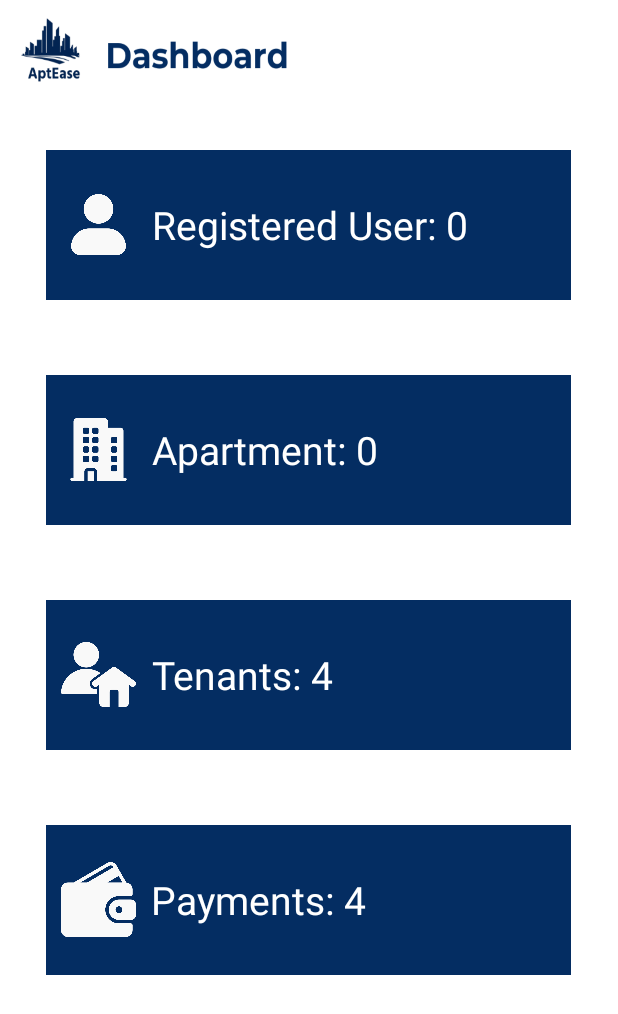
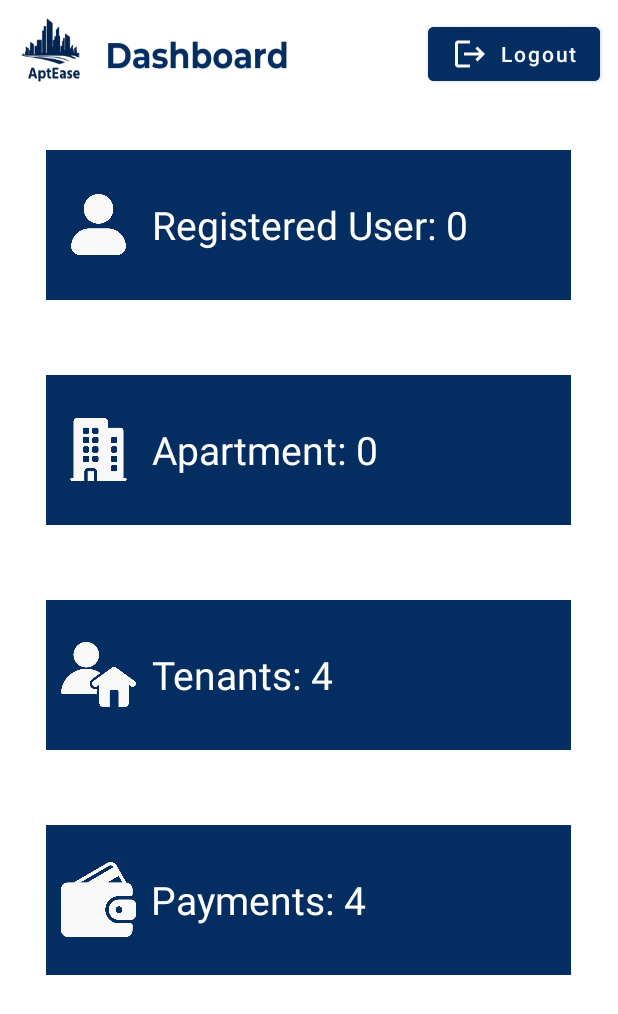
Before and after one commit to frmng/aptEase, an Android app: the layout fragment_main_dashboard.xml on its own in the app's theme, with its tools: preview values and no code run, on a phone screen of 412 x 824 dp. Shown: the top 1014 px of the screen. Run offline under Robolectric (Android 15) with nearby library versions, the phone set to English and light mode, and no system bars.

Commit message:
logout function added

```diff
--- a/app/build.gradle.kts
+++ b/app/build.gradle.kts
@@ -52,4 +52,6 @@ dependencies {
     androidTestImplementation("androidx.test.espresso:espresso-core:3.6.1")
 
     implementation ("com.github.bumptech.glide:glide:4.11.0")
+
+    implementation ("com.google.android.gms:play-services-auth:21.0.0")
 }
--- /dev/null
+++ b/app/src/main/res/drawable/logout.xml
@@ -0,0 +1,5 @@
+<vector xmlns:android="http://schemas.android.com/apk/res/android" android:autoMirrored="true" android:height="24dp" android:tint="#000000" android:viewportHeight="24" android:viewportWidth="24" android:width="24dp">
+
+    <path android:fillColor="@android:color/white" android:pathData="M17,7l-1.41,1.41L18.17,11H8v2h10.17l-2.58,2.58L17,17l5,-5zM4,5h8V3H4c-1.1,0 -2,0.9 -2,2v14c0,1.1 0.9,2 2,2h8v-2H4V5z"/>
+
+</vector>
--- a/app/src/main/res/layout/fragment_main_dashboard.xml
+++ b/app/src/main/res/layout/fragment_main_dashboard.xml
@@ -6,6 +6,19 @@
     android:background="@drawable/dashboardbg"
     tools:context=".DashboardMenu.MainDashboard">
 
+    <Button
+        android:id="@+id/logoutButton"
+        android:layout_width="wrap_content"
+        android:layout_height="wrap_content"
+        android:layout_gravity="end"
+        android:layout_margin="12dp"
+        android:backgroundTint="@color/blue"
+        android:text="Logout"
+        android:textAllCaps="false"
+        android:textSize="14sp"
+        android:textColor="#f9f9f9"
+        android:drawableLeft="@drawable/logout"
+        android:drawableTint="#f9f9f9"/>
 
 
     <LinearLayout
```
Also changed, not shown: app/src/main/java/com/myapp/aptease/DashboardMenu/MainDashboard.java (+25 -0 lines).
